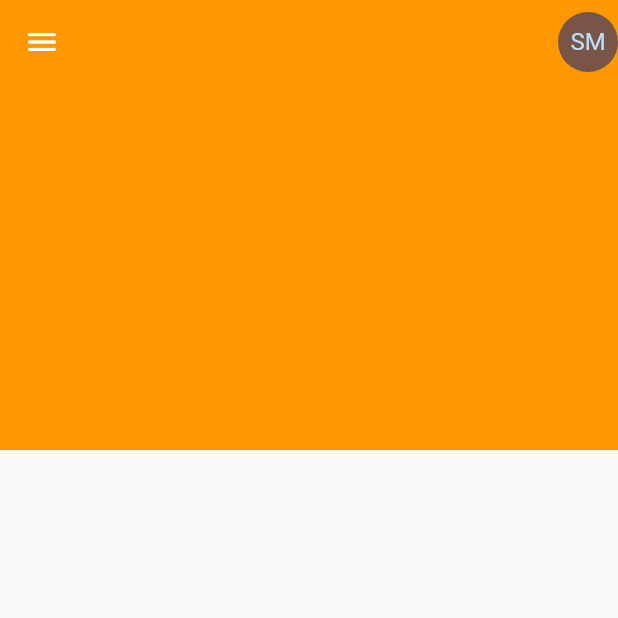
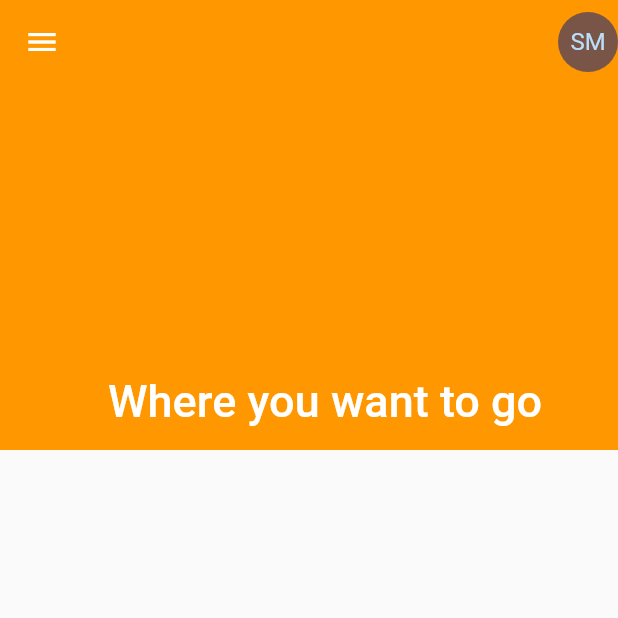
Before and after one commit to lohenyumnam/intern_daily_task, a Flutter app: the TravelApp screen opened directly, on a phone screen of 412 x 824 dp, the top half of it. Run offline on Flutter 3.47's test engine with Material 2 defaults, Android fonts, the phone set to English and light mode, and no system bars.

```diff
--- a/lib/src/daily_task/page/travelApp/travel_app.dart
+++ b/lib/src/daily_task/page/travelApp/travel_app.dart
@@ -8,6 +8,10 @@ class TravelApp extends StatelessWidget {
     return const Scaffold(
       body: CustomScrollView(slivers: [
         SliverAppBar(
+          flexibleSpace: FlexibleSpaceBar(
+            title: Text('Where you want to go'),
+          ),
+          pinned: true,
           backgroundColor: Colors.orange,
           expandedHeight: 300,
           leading: Icon(Icons.menu),
```
